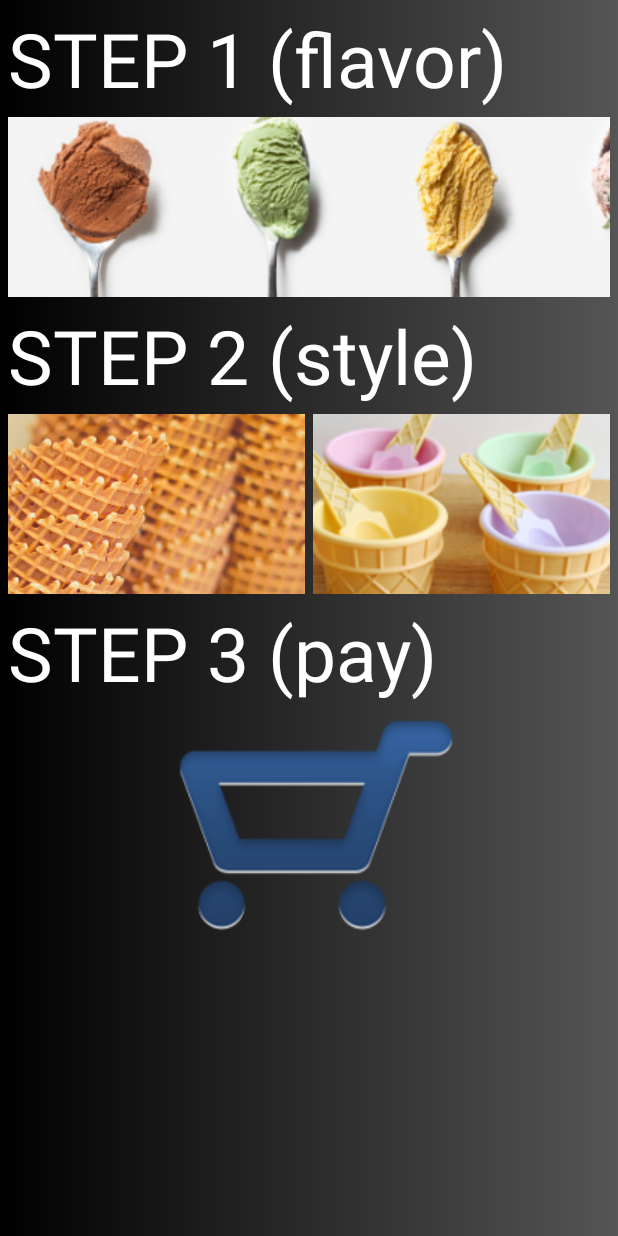
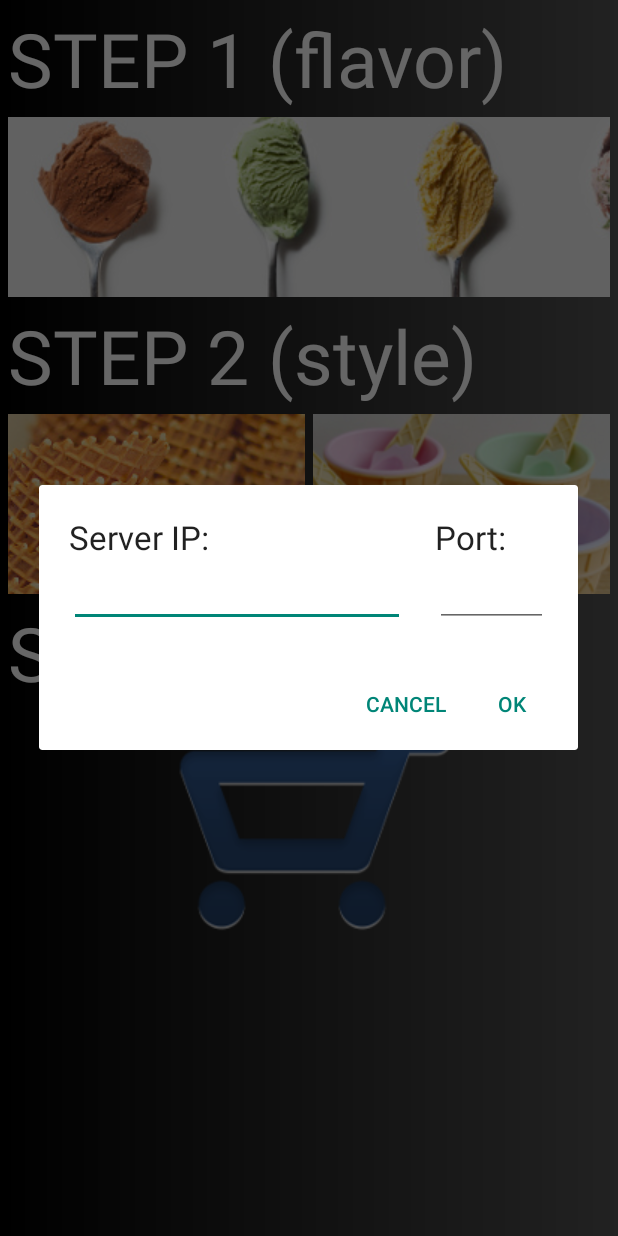
Before and after one commit to kraftysean/IceCream, an Android app: the screen it shows after launch (MainActivity), on a phone screen of 412 x 824 dp. Run offline under Robolectric (Android 15) with nearby library versions, the phone set to English and light mode, and no system bars; 1 statement that could not run was skipped.

Commit message:
Added dialog for setting server ip and port

```diff
--- a/icecream-client/app/src/main/java/com/tasty/icecream/CheckoutActivity.java
+++ b/icecream-client/app/src/main/java/com/tasty/icecream/CheckoutActivity.java
@@ -50,11 +50,16 @@ public class CheckoutActivity extends Activity {
     String selectedStyle;
     String totalAmount;
     String httpResult;
+    String serverUrl;
 
     @Override
     protected void onCreate(Bundle savedInstanceState) {
         super.onCreate(savedInstanceState);
         setContentView(R.layout.activity_checkout);
+
+        String serverIP = System.getProperty("SERVER_IP");
+        String serverPort = System.getProperty("SERVER_PORT");
+        serverUrl = String.format("http://%s:%s/icecream-server/Sales", serverIP, serverPort);
 
         netConnection = (TextView) findViewById(R.id.netConnection);
         Bundle extras = getIntent().getExtras();
@@ -123,7 +128,9 @@ public class CheckoutActivity extends Activity {
 
                     try {
                         // TODO: URL not secure - could use something like WebView
-                        URL url = new URL("http://192.168.1.86:8080/icecream-server/Sales");
+
+//                        URL url = new URL("http://192.168.1.86:8080/icecream-server/Sales");
+                        URL url = new URL(serverUrl);
                         URLConnection connection = url.openConnection();
 
                         String cNumber = etNumber.getText().toString();
--- a/icecream-client/app/src/main/java/com/tasty/icecream/MainActivity.java
+++ b/icecream-client/app/src/main/java/com/tasty/icecream/MainActivity.java
@@ -1,10 +1,17 @@
 package com.tasty.icecream;
 
 import android.app.Activity;
+import android.app.AlertDialog;
+import android.content.Context;
+import android.content.DialogInterface;
 import android.content.Intent;
 import android.graphics.Typeface;
 import android.os.Bundle;
+import android.os.Handler;
+import android.util.Log;
+import android.view.LayoutInflater;
 import android.view.View;
+import android.widget.EditText;
 import android.widget.TextView;
 import android.widget.Toast;
 
@@ -25,6 +32,56 @@ public class MainActivity extends Activity {
         selectedStyle="";
         totalAmount="";
         setTextViewFont();
+
+        showPopupDialog(MainActivity.this);
+    }
+
+    private void showPopupDialog(final Context context) {
+        String serverIP = System.getProperty("SERVER_IP");
+        String serverPort = System.getProperty("SERVER_PORT");
+        Log.d("SYSTEM_PROP_CALL", "> IP: " + serverIP + ", PORT: " + serverPort);
+        if(serverIP == null || serverPort == null) {
+            new Handler().postDelayed(new Runnable() {
+                @Override
+                public void run() {
+                    LayoutInflater li = LayoutInflater.from(context);
+                    View vModalDialog = li.inflate(R.layout.modal_dialog, null);
+
+                    AlertDialog.Builder alertDialogBuilder = new AlertDialog.Builder(context);
+                    alertDialogBuilder.setView(vModalDialog);
+
+                    final EditText userServerIP = (EditText) vModalDialog.findViewById(R.id.etServerIP);
+                    final EditText userServerPort = (EditText) vModalDialog.findViewById(R.id.etServerPort);
+
+                    alertDialogBuilder
+                            .setCancelable(false)
+                            .setPositiveButton("OK",
+                                    new DialogInterface.OnClickListener() {
+                                        public void onClick(DialogInterface dialog, int id) {
+                                            String ipInput = userServerIP.getText().toString();
+                                            String portInput = userServerPort.getText().toString();
+                                            if(!ipInput.isEmpty() && !portInput.isEmpty()) {
+                                                System.setProperty("SERVER_IP", ipInput);
+                                                System.setProperty("SERVER_PORT", portInput);
+                                                Log.d("SYSTEM_PROP", "> IP: " + ipInput + ", PORT: " + portInput);
+                                            }
+                                        }
+                                    })
+                            .setNegativeButton("Cancel",
+                                    new DialogInterface.OnClickListener() {
+                                        public void onClick(DialogInterface dialog, int id) {
+                                            dialog.cancel();
+                                        }
+                                    });
+
+                    // create alert dialog
+                    AlertDialog alertDialog = alertDialogBuilder.create();
+
+                    // show it
+                    alertDialog.show();
+                }
+            }, 1000);
+        }
     }
 
     private void setTextViewFont() {
--- a/icecream-client/app/src/main/java/com/tasty/icecream/ResultActivity.java
+++ b/icecream-client/app/src/main/java/com/tasty/icecream/ResultActivity.java
@@ -53,7 +53,7 @@ public class ResultActivity extends Activity {
 
     public void selectExit(View v) {
         finish();
-        System.exit(0);
+//        System.exit(0);
     }
 
     public void selectSaveReceipt(View v) {
--- /dev/null
+++ b/icecream-client/app/src/main/res/layout/modal_dialog.xml
@@ -0,0 +1,61 @@
+<?xml version="1.0" encoding="utf-8"?>
+<LinearLayout xmlns:android="http://schemas.android.com/apk/res/android"
+    android:orientation="horizontal"
+    android:layout_width="wrap_content"
+    android:layout_height="wrap_content"
+    android:padding="20dp">
+
+    <LinearLayout
+        android:layout_width="0dp"
+        android:layout_weight="3"
+        android:layout_height="wrap_content"
+        android:orientation="vertical">
+
+        <TextView
+            android:id="@+id/tvServerIP"
+            android:layout_width="wrap_content"
+            android:layout_height="wrap_content"
+            android:text="@string/tvServerIP"
+            android:textAppearance="?android:attr/textAppearanceLarge" />
+
+        <EditText
+            android:id="@+id/etServerIP"
+            android:layout_width="match_parent"
+            android:layout_height="wrap_content"
+            android:inputType="number"
+            android:digits="0123456789."
+            android:singleLine="true">
+            <requestFocus />
+
+        </EditText>
+
+    </LinearLayout>
+
+    <Space
+        android:layout_width="20dp"
+        android:layout_height="wrap_content" />
+
+    <LinearLayout
+        android:layout_width="0dp"
+        android:layout_weight="1"
+        android:layout_height="wrap_content"
+        android:orientation="vertical">
+
+        <TextView
+            android:id="@+id/tvServerPort"
+            android:layout_width="wrap_content"
+            android:layout_height="wrap_content"
+            android:text="@string/tvServerPort"
+            android:textAppearance="?android:attr/textAppearanceLarge" />
+
+        <EditText
+            android:id="@+id/etServerPort"
+            android:layout_width="match_parent"
+            android:layout_height="wrap_content"
+            android:inputType="number"
+            android:digits="0123456789"
+            android:singleLine="true"/>
+
+    </LinearLayout>
+
+</LinearLayout>
--- a/icecream-client/app/src/main/res/values/strings.xml
+++ b/icecream-client/app/src/main/res/values/strings.xml
@@ -54,4 +54,6 @@
     <string name="tvApprovedResult">Thank you.  We have received your order and your ice-cream will be waiting for you at the end of the counter.  Enjoy :)</string>
     <string name="tvGoneWrongResult">Oh no!  Something\'s gone wrong.  I hope we haven\'t run out of ice-cream !!!</string>
     <string name="tvDeclinedResult">Oh dear!  It looks like you didn\'t pay your bill on time...zzz!</string>
+    <string name="tvServerPort">Port:</string>
+    <string name="tvServerIP">Server IP:</string>
 </resources>
```
Also changed, not shown: 4 other files.
